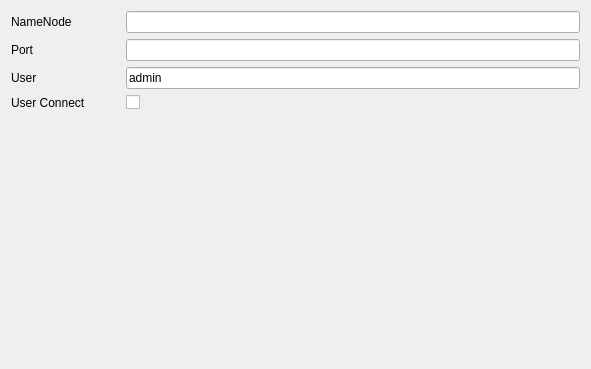
Old version of the form veapp/setting/vschdfsrecord.ui in the repository linkingvision/rapidvms.
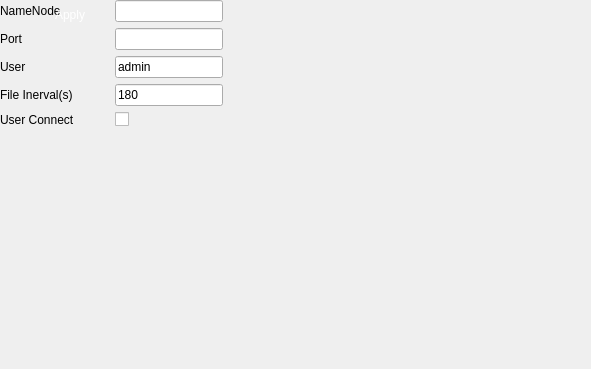
New version of the form. Icons and pictures are not drawn.

```diff
--- a/veapp/setting/vschdfsrecord.ui
+++ b/veapp/setting/vschdfsrecord.ui
@@ -17,26 +17,52 @@
    <iconset>
     <normaloff>:/logo/resources/vscsmall.jpg</normaloff>:/logo/resources/vscsmall.jpg</iconset>
   </property>
-  <layout class="QVBoxLayout" name="verticalLayout">
-   <item>
+  <widget class="QWidget" name="">
     <layout class="QGridLayout" name="gridLayout">
      <property name="horizontalSpacing">
       <number>40</number>
      </property>
-     <item row="0" column="2">
-      <widget class="QLineEdit" name="user_2">
+    <item row="2" column="2">
+     <widget class="QLineEdit" name="lineEditUser">
+      <property name="text">
+       <string>admin</string>
+      </property>
+      <property name="readOnly">
+       <bool>false</bool>
+      </property>
+     </widget>
+    </item>
+    <item row="1" column="2">
+     <widget class="QLineEdit" name="lineEditPort">
+      <property name="maximumSize">
+       <size>
+        <width>16777215</width>
+        <height>16777215</height>
+       </size>
+      </property>
+      <property name="readOnly">
+       <bool>false</bool>
+      </property>
+     </widget>
+    </item>
+    <item row="1" column="0">
+     <widget class="QLabel" name="label_2">
+      <property name="text">
+       <string>Port</string>
+      </property>
+     </widget>
+    </item>
+    <item row="4" column="0">
+     <widget class="QLabel" name="label_3">
+      <property name="text">
+       <string>User Connect</string>
+      </property>
+     </widget>
+    </item>
+    <item row="4" column="2">
+     <widget class="QCheckBox" name="checkBox">
        <property name="text">
         <string/>
-       </property>
-       <property name="readOnly">
-        <bool>false</bool>
-       </property>
-      </widget>
-     </item>
-     <item row="2" column="0">
-      <widget class="QLabel" name="label">
-       <property name="text">
-        <string>User</string>
        </property>
       </widget>
      </item>
@@ -47,66 +73,144 @@
        </property>
       </widget>
      </item>
-     <item row="3" column="2">
-      <widget class="QCheckBox" name="checkBox">
+    <item row="2" column="0">
+     <widget class="QLabel" name="label">
+      <property name="text">
+       <string>User</string>
+      </property>
+     </widget>
+    </item>
+    <item row="0" column="2">
+     <widget class="QLineEdit" name="lineEditNameNode">
        <property name="text">
         <string/>
        </property>
+      <property name="readOnly">
+       <bool>false</bool>
+      </property>
       </widget>
      </item>
      <item row="3" column="0">
-      <widget class="QLabel" name="label_3">
+     <widget class="QLabel" name="label_5">
        <property name="text">
-        <string>User Connect</string>
+       <string>File Inerval(s)</string>
        </property>
       </widget>
      </item>
-     <item row="1" column="0">
-      <widget class="QLabel" name="label_2">
+    <item row="3" column="2">
+     <widget class="QLineEdit" name="lineEditFileInterval">
        <property name="text">
-        <string>Port</string>
-       </property>
-      </widget>
-     </item>
-     <item row="1" column="2">
-      <widget class="QLineEdit" name="passwd">
+       <string>180</string>
+      </property>
+      <property name="readOnly">
+       <bool>false</bool>
+      </property>
+     </widget>
+    </item>
+   </layout>
+  </widget>
+  <widget class="QWidget" name="">
+   <layout class="QHBoxLayout" name="horizontalLayout">
+    <item>
+     <spacer name="horizontalSpacer">
+      <property name="orientation">
+       <enum>Qt::Horizontal</enum>
+      </property>
+      <property name="sizeHint" stdset="0">
+       <size>
+        <width>40</width>
+        <height>20</height>
+       </size>
+      </property>
+     </spacer>
+    </item>
+    <item>
+     <widget class="QPushButton" name="pushButtonApply">
+      <property name="minimumSize">
+       <size>
+        <width>60</width>
+        <height>30</height>
+       </size>
+      </property>
        <property name="maximumSize">
         <size>
-         <width>16777215</width>
-         <height>16777215</height>
-        </size>
-       </property>
-       <property name="readOnly">
-        <bool>false</bool>
-       </property>
-      </widget>
-     </item>
-     <item row="2" column="2">
-      <widget class="QLineEdit" name="user">
+        <width>60</width>
+        <height>30</height>
+       </size>
+      </property>
+      <property name="styleSheet">
+       <string notr="true">QPushButton { 
+border:none;
+color:white;
+background-image: url(:/action/resources/button.png);}
+QPushButton:hover {
+	background-image: url(:/action/resources/buttonpress.png);}
+QPushButton:pressed {
+	background-image: url(:/action/resources/buttonpress.png);}
+</string>
+      </property>
+      <property name="text">
+       <string>Apply</string>
+      </property>
+      <property name="iconSize">
+       <size>
+        <width>60</width>
+        <height>40</height>
+       </size>
+      </property>
+     </widget>
+    </item>
+    <item>
+     <widget class="QPushButton" name="pushButtonCancel">
+      <property name="minimumSize">
+       <size>
+        <width>60</width>
+        <height>30</height>
+       </size>
+      </property>
+      <property name="maximumSize">
+       <size>
+        <width>60</width>
+        <height>30</height>
+       </size>
+      </property>
+      <property name="styleSheet">
+       <string notr="true">QPushButton { 
+border:none;
+color:white;
+background-image: url(:/action/resources/button.png);}
+QPushButton:hover {
+	background-image: url(:/action/resources/buttonpress.png);}
+QPushButton:pressed {
+	background-image: url(:/action/resources/buttonpress.png);}
+</string>
+      </property>
        <property name="text">
-        <string>admin</string>
-       </property>
-       <property name="readOnly">
-        <bool>false</bool>
+       <string>Cancel</string>
+      </property>
+      <property name="iconSize">
+       <size>
+        <width>60</width>
+        <height>40</height>
+       </size>
        </property>
       </widget>
      </item>
-    </layout>
-   </item>
    <item>
-    <spacer name="verticalSpacer">
+     <spacer name="horizontalSpacer_2">
      <property name="orientation">
-      <enum>Qt::Vertical</enum>
+       <enum>Qt::Horizontal</enum>
      </property>
      <property name="sizeHint" stdset="0">
       <size>
-       <width>20</width>
-       <height>40</height>
+        <width>40</width>
+        <height>20</height>
       </size>
      </property>
     </spacer>
    </item>
   </layout>
+  </widget>
  </widget>
  <resources>
   <include location="../main/vscmainwindows.qrc"/>
```
Lines whose indentation alone changed are shown as unchanged.
